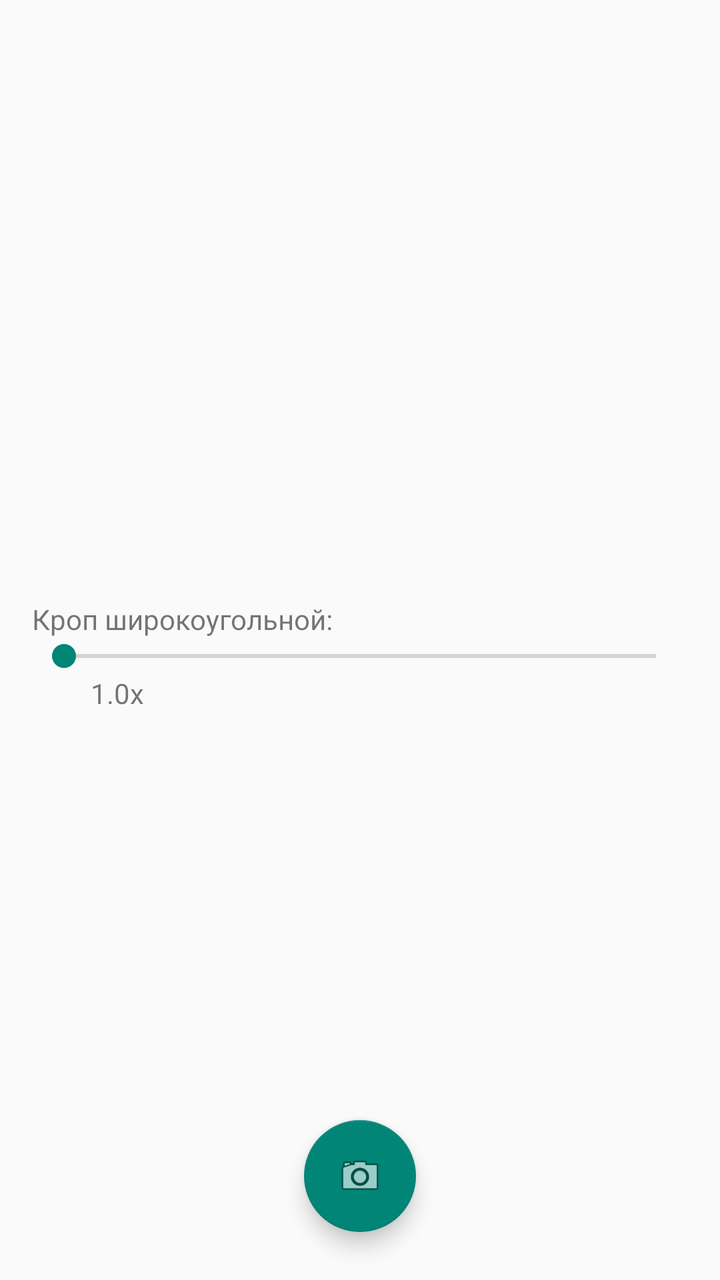
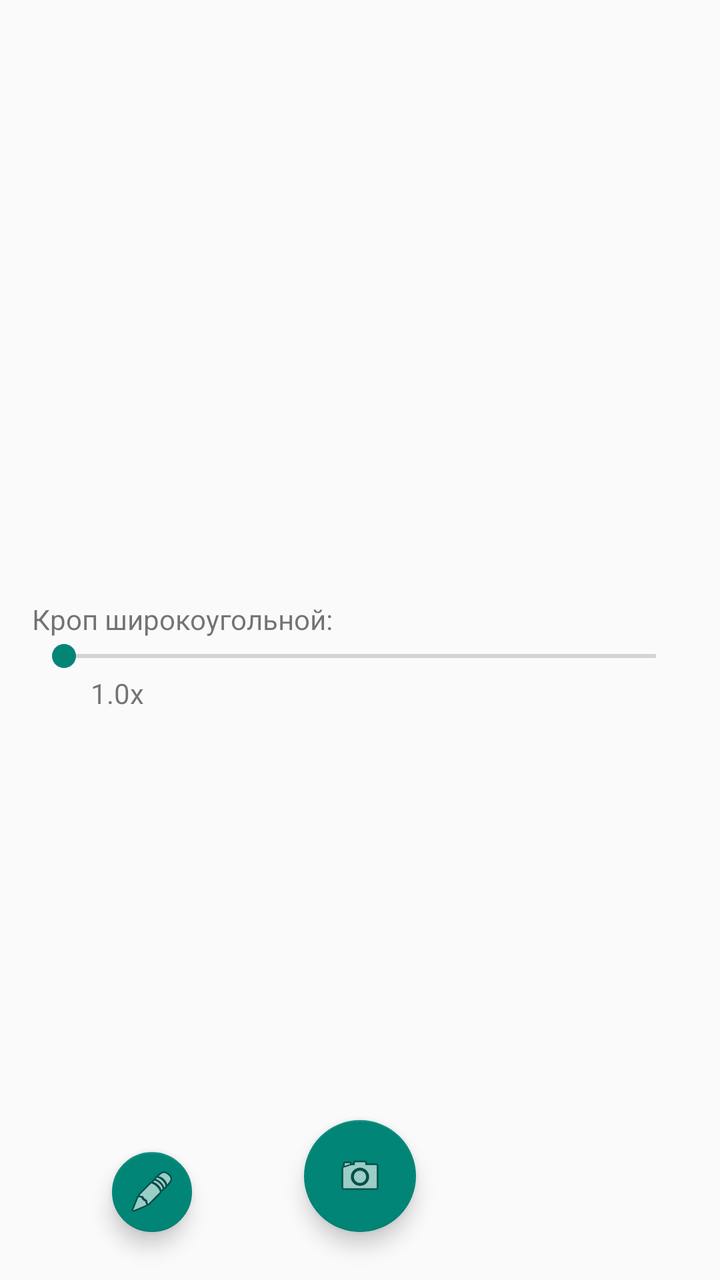

Screens rendered from an Android XML layout before and after an edit, with the pre-edit source and the edit as a unified diff.
<!-- AndroidManifest.xml: application theme Theme.My3DCamera -->
<!-- res/layout/activity_main.xml -->
<?xml version="1.0" encoding="utf-8"?>
<androidx.constraintlayout.widget.ConstraintLayout xmlns:android="http://schemas.android.com/apk/res/android"
    xmlns:app="http://schemas.android.com/apk/res-auto"
    android:layout_width="match_parent"
    android:layout_height="match_parent">

    <LinearLayout
        android:id="@+id/contentContainer"
        android:layout_width="match_parent"
        android:layout_height="wrap_content"
        android:orientation="vertical"
        app:layout_constraintTop_toTopOf="parent"
        app:layout_constraintBottom_toBottomOf="parent">

        <LinearLayout
            android:id="@+id/previewsContainer"
            android:layout_width="match_parent"
            android:layout_height="0dp"
            android:orientation="horizontal"
            android:gravity="center">

            <TextureView
                android:id="@+id/viewFinderWide"
                android:layout_width="0dp"
                android:layout_height="match_parent"
                android:layout_marginEnd="4dp"
                android:layout_weight="1" />

            <TextureView
                android:id="@+id/viewFinder"
                android:layout_width="0dp"
                android:layout_height="match_parent"
                android:layout_weight="1"
                android:layout_marginStart="4dp" />

        </LinearLayout>
        
        <LinearLayout
            android:id="@+id/cropControlsContainer"
            android:layout_width="match_parent"
            android:layout_height="wrap_content"
            android:orientation="vertical"
            android:padding="16dp"
            android:layout_marginTop="16dp">

            <LinearLayout
                android:layout_width="match_parent"
                android:layout_height="wrap_content"
                android:gravity="center_vertical"
                android:orientation="vertical">

                <TextView
                    android:layout_width="match_parent"
                    android:layout_height="wrap_content"
                    android:layout_marginEnd="8dp"
                    android:text="Кроп широкоугольной:" />

                <SeekBar
                    android:id="@+id/wideCropSeekBar"
                    android:layout_width="match_parent"
                    android:layout_height="wrap_content"
                    android:layout_weight="1"
                    android:max="100"
                    android:progress="0" />

                <TextView
                    android:id="@+id/wideCropValue"
                    android:layout_width="48dp"
                    android:layout_height="wrap_content"
                    android:layout_marginStart="8dp"
                    android:gravity="end"
                    android:text="1.0x" />
            </LinearLayout>

        </LinearLayout>

    </LinearLayout>

    <com.google.android.material.floatingactionbutton.FloatingActionButton
        android:id="@+id/captureButton"
        android:layout_width="wrap_content"
        android:layout_height="wrap_content"
        android:layout_margin="24dp"
        android:contentDescription="Сделать фото"
        app:layout_constraintBottom_toBottomOf="parent"
        app:layout_constraintLeft_toLeftOf="parent"
        app:layout_constraintRight_toRightOf="parent"
        app:srcCompat="@android:drawable/ic_menu_camera" />

</androidx.constraintlayout.widget.ConstraintLayout>
<!-- resources referenced by this layout -->
<resources>
  <style name="Theme.My3DCamera" parent="Theme.AppCompat.Light.NoActionBar">
          
          <item name="colorPrimary">@color/purple_500</item>
          <item name="colorPrimaryVariant">@color/purple_700</item>
          <item name="colorOnPrimary">@color/white</item>
          
          <item name="colorSecondary">@color/teal_200</item>
          <item name="colorSecondaryVariant">@color/teal_700</item>
          <item name="colorOnSecondary">@color/black</item>
          
          <item name="android:statusBarColor">?attr/colorPrimaryVariant</item>
      </style>
  <color name="purple_500">#FF6200EE</color>
  <color name="purple_700">#FF3700B3</color>
  <color name="white">#FFFFFFFF</color>
  <color name="teal_200">#FF03DAC5</color>
  <color name="teal_700">#FF018786</color>
  <color name="black">#FF000000</color>
</resources>

<!-- the commit's change to res/layout/activity_main.xml (unified diff, before → after) -->
@@ -81,10 +81,22 @@
         android:layout_width="wrap_content"
         android:layout_height="wrap_content"
         android:layout_margin="24dp"
-        android:contentDescription="Сделать фото"
+        android:contentDescription="Записать видео"
         app:layout_constraintBottom_toBottomOf="parent"
         app:layout_constraintLeft_toLeftOf="parent"
         app:layout_constraintRight_toRightOf="parent"
         app:srcCompat="@android:drawable/ic_menu_camera" />
 
+    <com.google.android.material.floatingactionbutton.FloatingActionButton
+        android:id="@+id/sbsButton"
+        android:layout_width="wrap_content"
+        android:layout_height="wrap_content"
+        android:layout_margin="24dp"
+        android:contentDescription="Создать SBS видео"
+        app:layout_constraintBottom_toBottomOf="parent"
+        app:layout_constraintRight_toLeftOf="@id/captureButton"
+        app:layout_constraintLeft_toLeftOf="parent"
+        app:srcCompat="@android:drawable/ic_menu_edit"
+        app:fabSize="mini" />
+
 </androidx.constraintlayout.widget.ConstraintLayout>
